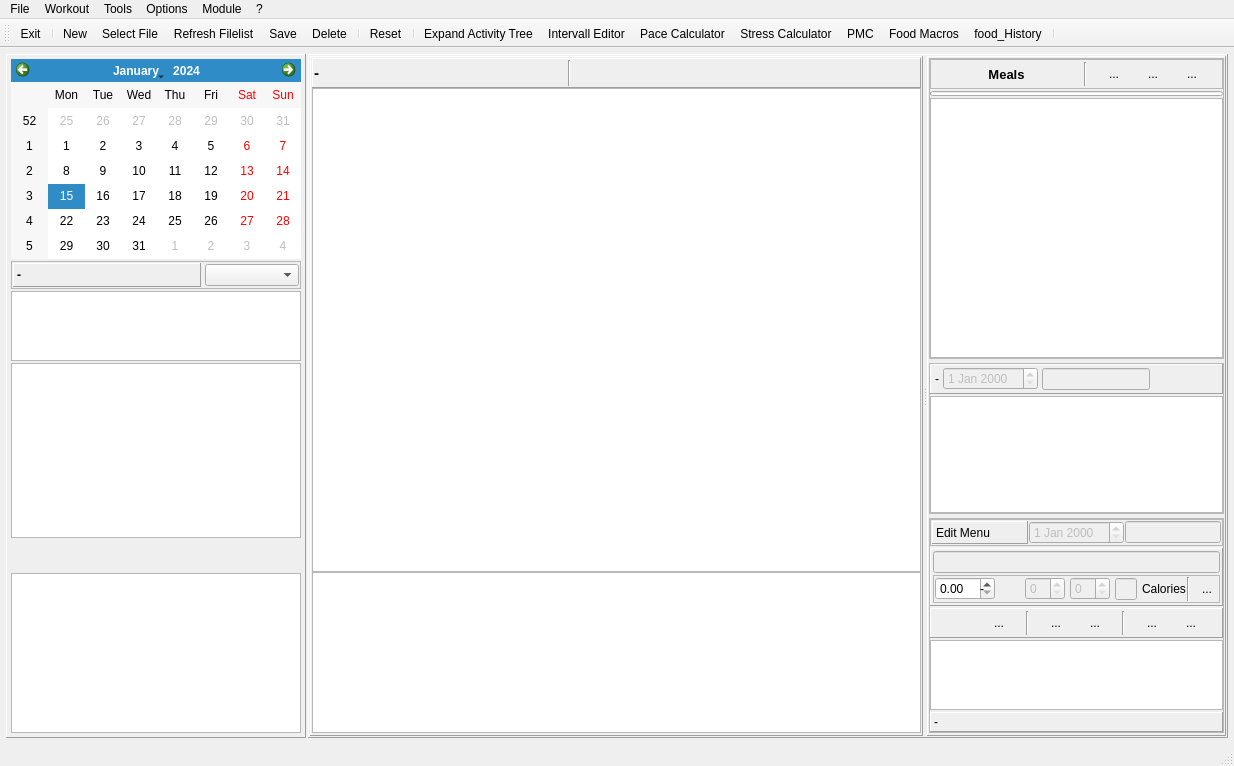
Before: the Qt Designer form mainwindow.ui in Tria-Andy/WorkoutEditor, drawn with Qt 5.
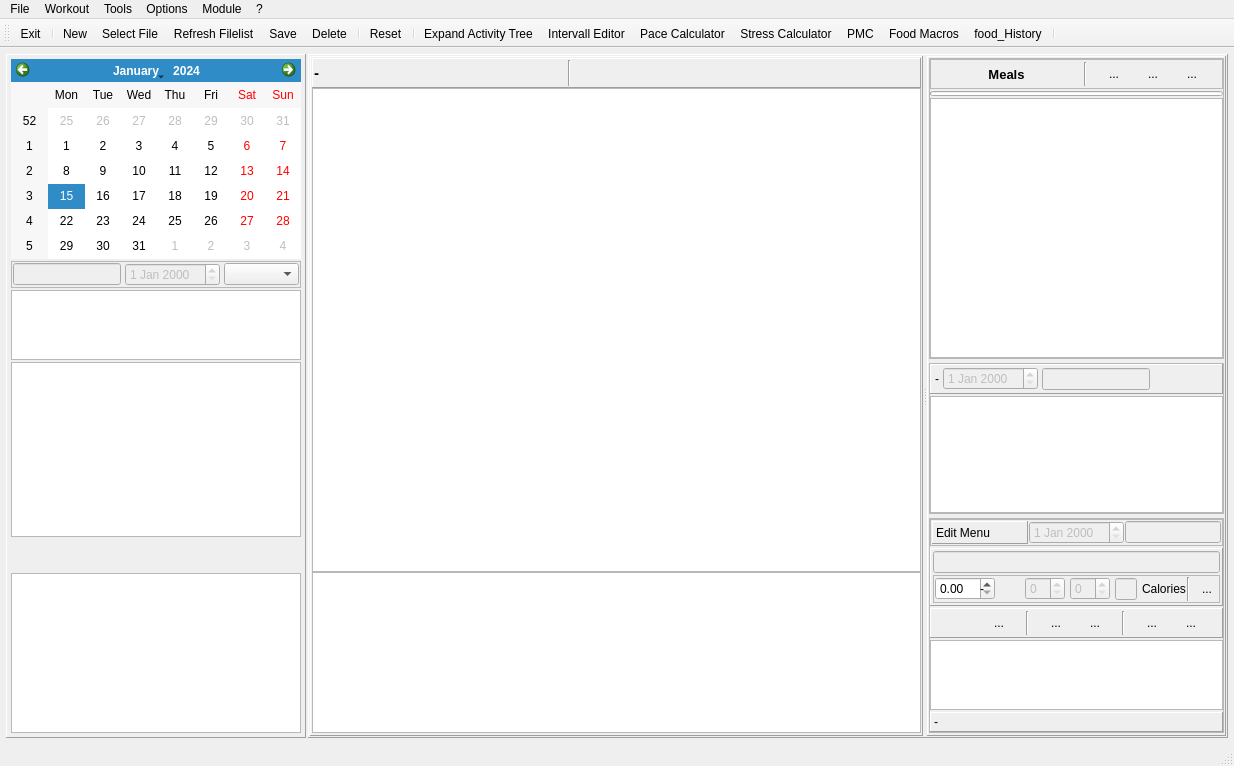
After: the same form once the commit is applied. The open tabs and pages were chosen to show the change. Icons and pictures are not drawn. Custom widgets are drawn as their Qt base class.

What changed in the file:
```diff
--- a/mainwindow.ui
+++ b/mainwindow.ui
@@ -2084,33 +2084,16 @@
                <number>1</number>
               </property>
               <item>
-               <widget class="QLabel" name="label_foodWeekInfo">
-                <property name="sizePolicy">
-                 <sizepolicy hsizetype="Preferred" vsizetype="Preferred">
-                  <horstretch>2</horstretch>
-                  <verstretch>0</verstretch>
-                 </sizepolicy>
+               <widget class="QLineEdit" name="lineEdit_selectWeek">
+                <property name="enabled">
+                 <bool>false</bool>
                 </property>
-                <property name="minimumSize">
-                 <size>
-                  <width>0</width>
-                  <height>24</height>
-                 </size>
-                </property>
-                <property name="font">
-                 <font>
-                  <weight>75</weight>
-                  <bold>true</bold>
-                 </font>
-                </property>
-                <property name="frameShape">
-                 <enum>QFrame::Panel</enum>
-                </property>
-                <property name="frameShadow">
-                 <enum>QFrame::Raised</enum>
-                </property>
-                <property name="text">
-                 <string>-</string>
+               </widget>
+              </item>
+              <item>
+               <widget class="QDateEdit" name="dateEdit_selectWeek">
+                <property name="enabled">
+                 <bool>false</bool>
                 </property>
                </widget>
               </item>
```
